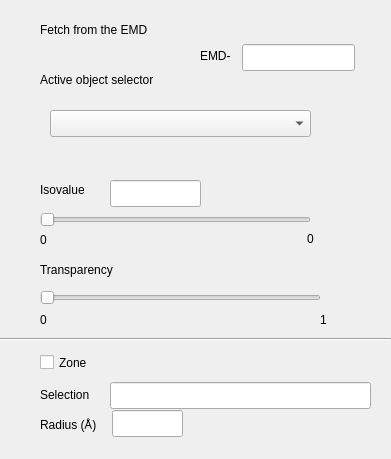
The window that gui.ui (bougui505/pymol_isosurface) describes before a commit, drawn with Qt 5.
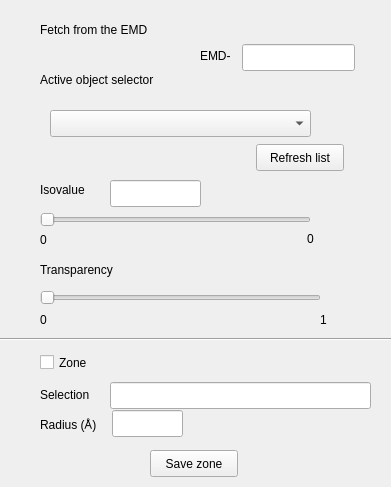
The same window after the commit.

Commit message: Save zone mrc from the GUI

```diff
--- a/gui.ui
+++ b/gui.ui
@@ -7,7 +7,7 @@
     <x>0</x>
     <y>0</y>
     <width>391</width>
-    <height>459</height>
+    <height>487</height>
    </rect>
   </property>
   <property name="windowTitle">
@@ -258,6 +258,38 @@
     <string>Zone</string>
    </property>
   </widget>
+  <widget class="QPushButton" name="save_zone_button">
+   <property name="geometry">
+    <rect>
+     <x>150</x>
+     <y>450</y>
+     <width>88</width>
+     <height>27</height>
+    </rect>
+   </property>
+   <property name="focusPolicy">
+    <enum>Qt::NoFocus</enum>
+   </property>
+   <property name="text">
+    <string>Save zone</string>
+   </property>
+  </widget>
+  <widget class="QPushButton" name="refresh_button">
+   <property name="geometry">
+    <rect>
+     <x>256</x>
+     <y>144</y>
+     <width>88</width>
+     <height>27</height>
+    </rect>
+   </property>
+   <property name="focusPolicy">
+    <enum>Qt::NoFocus</enum>
+   </property>
+   <property name="text">
+    <string>Refresh list</string>
+   </property>
+  </widget>
  </widget>
  <resources/>
  <connections/>
```
The commit also changes 1 other file.
